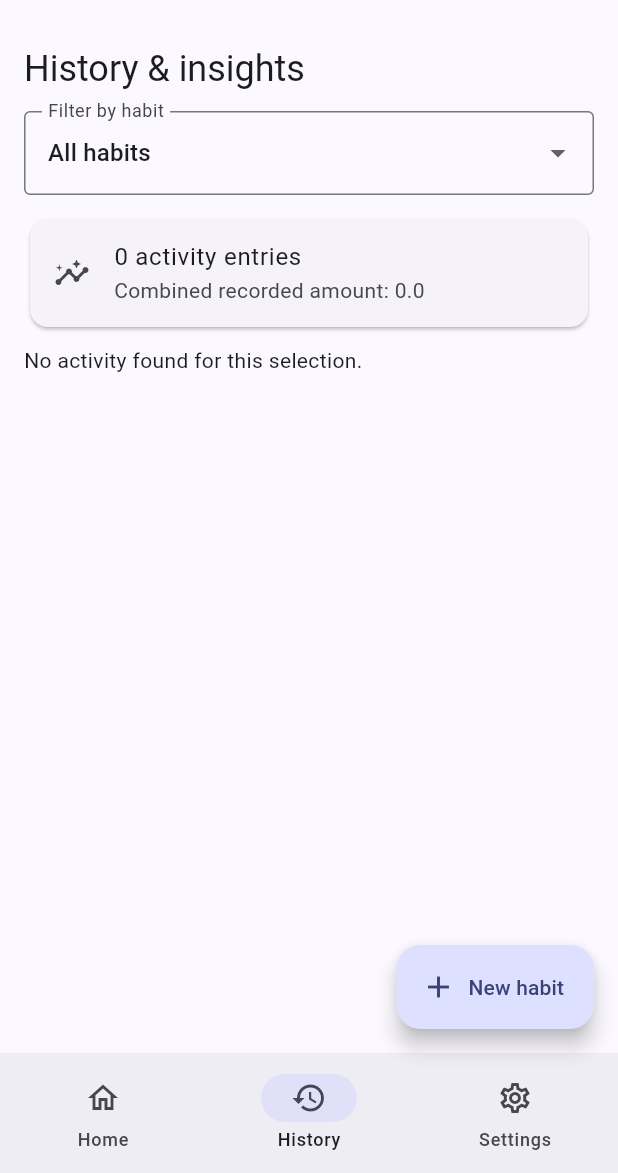
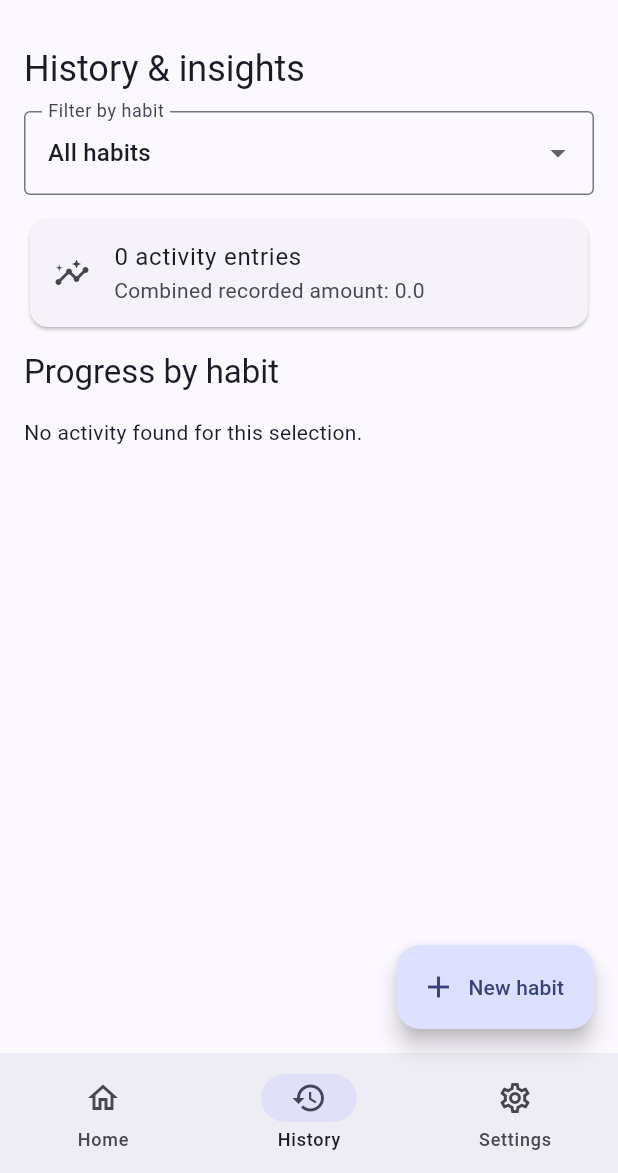
Before and after one commit to nwg02/MAD_project1, a Flutter app: the screen it shows after launch, item 2 of the bottom bar chosen, on a phone screen of 412 x 824 dp, the part 63-1236 px from its top. Run offline on Flutter 3.47's test engine with Material 3 defaults, Android fonts, the phone set to English and light mode, and no system bars; our stand-ins replace shared_preferences, sqflite; accounts and stored records are empty.

Commit message:
Add per-habit progress summaries

```diff
--- a/lib/main.dart
+++ b/lib/main.dart
@@ -518,6 +518,20 @@ class _HistoryScreenState extends State<HistoryScreen> {
       (sum, e) => sum + (e['amount'] as num).toDouble(),
     );
 
+    final habitSummaries = <String, Map<String, Object?>>{};
+
+    for (final entry in filteredEntries) {
+      final name = entry['habit_name'] as String;
+      final summary = habitSummaries.putIfAbsent(
+        name,
+        () => {'count': 0, 'total': 0.0},
+      );
+
+      summary['count'] = (summary['count'] as int) + 1;
+      summary['total'] =
+          (summary['total'] as double) + (entry['amount'] as num).toDouble();
+    }
+
     return ListView(
       padding: const EdgeInsets.all(16),
       children: [
@@ -556,6 +570,25 @@ class _HistoryScreenState extends State<HistoryScreen> {
             subtitle: Text('Combined recorded amount: $total'),
           ),
         ),
+
+        const SizedBox(height: 12),
+        Text(
+          'Progress by habit',
+          style: Theme.of(context).textTheme.titleLarge,
+        ),
+        const SizedBox(height: 8),
+        ...habitSummaries.entries.map(
+          (item) => Card(
+            child: ListTile(
+              title: Text(item.key),
+              subtitle: Text('${item.value['count']} activity entries'),
+              trailing: Text(
+                'Total: ${(item.value['total'] as double).toStringAsFixed(1)}',
+              ),
+            ),
+          ),
+        ),
+
         const SizedBox(height: 8),
         if (loading)
           const Center(child: CircularProgressIndicator())
```
